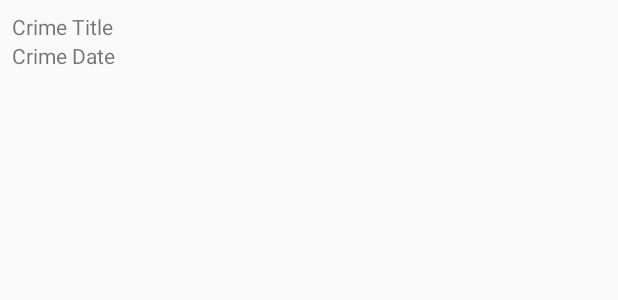
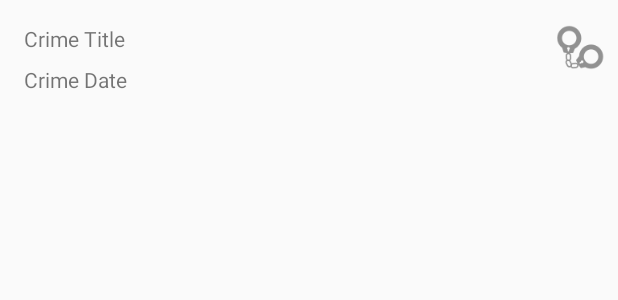
Before and after one commit to monkivn92/Android, an Android app: the layout list_item_crime.xml on its own in the app's theme, with its tools: preview values and no code run, on a phone screen of 412 x 824 dp. Shown: the top 300 px of the screen. Run offline under Robolectric (Android 15) with nearby library versions, the phone set to English and light mode, and no system bars.

Commit message:
add RecycleView + update individual titem

```diff
--- a/CriminalIntent/app/src/main/res/layout/list_item_crime.xml
+++ b/CriminalIntent/app/src/main/res/layout/list_item_crime.xml
@@ -1,18 +1,48 @@
 <?xml version="1.0" encoding="utf-8"?>
-<LinearLayout xmlns:android="http://schemas.android.com/apk/res/android"
+<android.support.constraint.ConstraintLayout xmlns:android="http://schemas.android.com/apk/res/android"
 
+    xmlns:app="http://schemas.android.com/apk/res-auto"
+    xmlns:tools="http://schemas.android.com/tools"
+    android:id="@+id/linearLayout"
     android:layout_width="match_parent"
-    android:layout_height="wrap_content"
-    android:orientation="vertical"
-    android:padding="8dp">
+    android:layout_height="wrap_content">
+
     <TextView
         android:id="@+id/crime_title"
-        android:layout_width="match_parent"
+        android:layout_width="0dp"
         android:layout_height="wrap_content"
-        android:text="Crime Title"/>
+        android:layout_marginEnd="8dp"
+        android:layout_marginStart="16dp"
+        android:layout_marginTop="16dp"
+        android:text="Crime Title"
+        app:layout_constraintBottom_toTopOf="@+id/crime_date"
+        app:layout_constraintEnd_toStartOf="@+id/crime_solved"
+        app:layout_constraintStart_toStartOf="parent"
+        app:layout_constraintTop_toTopOf="parent"
+        app:layout_constraintVertical_chainStyle="packed" />
+
     <TextView
         android:id="@+id/crime_date"
-        android:layout_width="match_parent"
+        android:layout_width="0dp"
         android:layout_height="wrap_content"
-        android:text="Crime Date"/>
-</LinearLayout>
+        android:layout_marginEnd="8dp"
+        android:layout_marginStart="16dp"
+        android:layout_marginTop="8dp"
+        android:text="Crime Date"
+        app:layout_constraintBottom_toBottomOf="parent"
+        app:layout_constraintEnd_toStartOf="@+id/crime_solved"
+        app:layout_constraintStart_toStartOf="parent"
+        app:layout_constraintTop_toBottomOf="@+id/crime_title" />
+
+    <ImageView
+        android:id="@+id/crime_solved"
+        android:layout_width="34dp"
+        android:layout_height="30dp"
+        android:layout_marginBottom="8dp"
+        android:layout_marginEnd="8dp"
+        android:layout_marginTop="8dp"
+        app:layout_constraintBottom_toBottomOf="parent"
+        app:layout_constraintEnd_toEndOf="parent"
+        app:layout_constraintTop_toTopOf="parent"
+        app:srcCompat="@drawable/ic_solved" />
+</android.support.constraint.ConstraintLayout>
```
Also changed, not shown: CriminalIntent/app/src/main/java/com/vdroid/criminalintent/CrimeActivity.java (+13 -1 lines), CriminalIntent/app/src/main/java/com/vdroid/criminalintent/CrimeFragment.java (+26 -1 lines), CriminalIntent/app/src/main/java/com/vdroid/criminalintent/CrimeListFragment.java (+36 -4 lines), CriminalIntent/app/src/main/res/drawable-hdpi/ic_solved.png (added), CriminalIntent/app/src/main/res/drawable-mdpi/ic_solved.png (added), CriminalIntent/app/src/main/res/drawable-xhdpi/ic_solved.png (added), CriminalIntent/app/src/main/res/drawable-xxhdpi/ic_solved.png (added), CriminalIntent/app/src/main/res/drawable-xxxhdpi/ic_solved.png (added).
